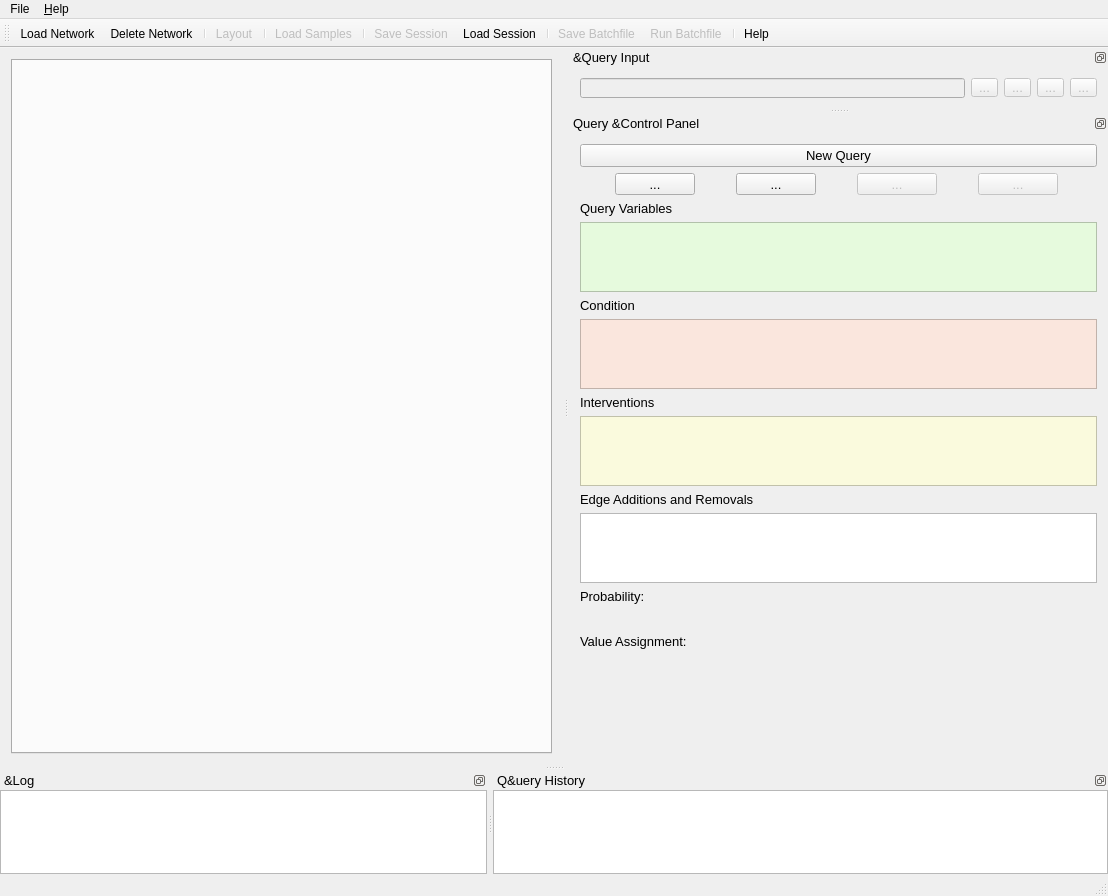
Old version of the form gui/mainwindow.ui in the repository unisb-bioinf/causaltrail.
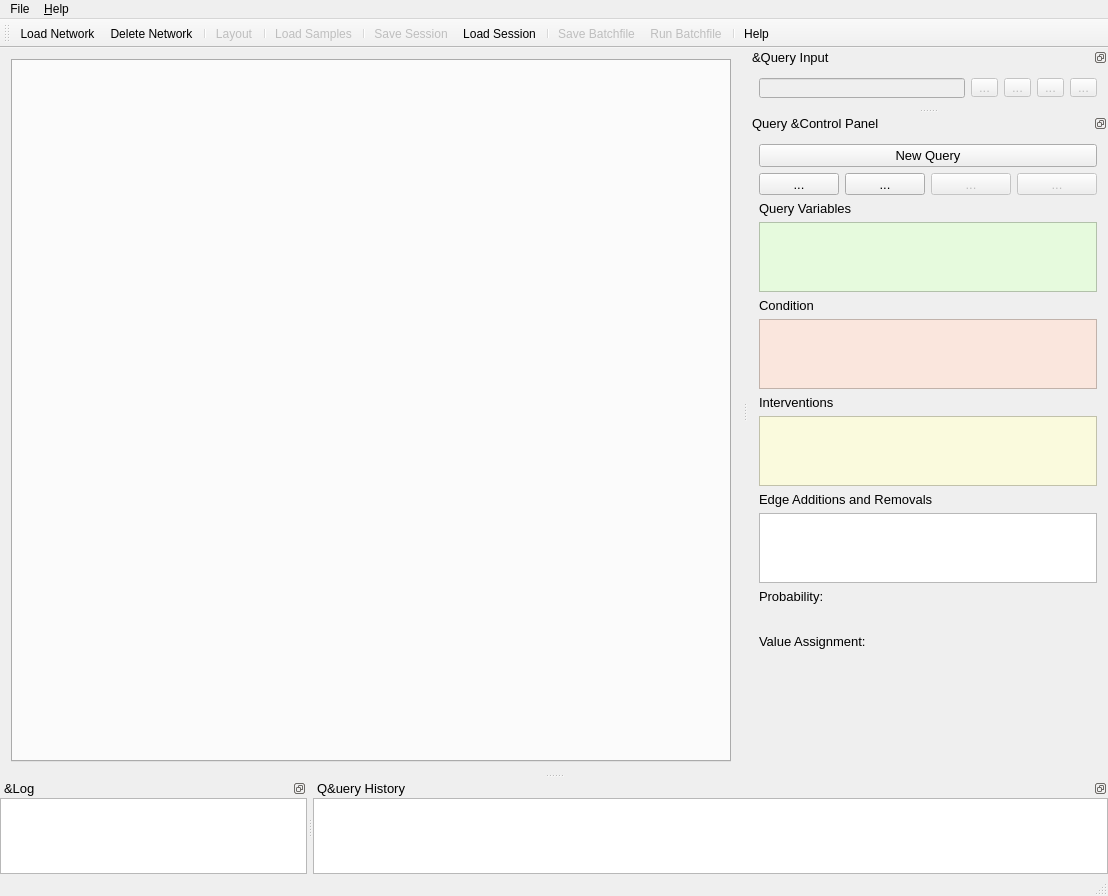
New version of the form. Icons and pictures are not drawn. Custom widgets are drawn as their Qt base class.

Commit message: Fixed gui problems on screens with resolution < Full HD

```diff
--- a/gui/mainwindow.ui
+++ b/gui/mainwindow.ui
@@ -137,8 +137,8 @@
    </property>
    <property name="minimumSize">
     <size>
-     <width>84</width>
-     <height>103</height>
+     <width>0</width>
+     <height>0</height>
     </size>
    </property>
    <property name="maximumSize">
@@ -245,8 +245,8 @@
    </property>
    <property name="minimumSize">
     <size>
-     <width>539</width>
-     <height>60</height>
+     <width>0</width>
+     <height>0</height>
     </size>
    </property>
    <property name="maximumSize">
@@ -382,8 +382,8 @@
    </property>
    <property name="minimumSize">
     <size>
-     <width>358</width>
-     <height>637</height>
+     <width>0</width>
+     <height>0</height>
     </size>
    </property>
    <property name="font">
@@ -766,6 +766,12 @@
      <verstretch>0</verstretch>
     </sizepolicy>
    </property>
+   <property name="minimumSize">
+    <size>
+     <width>0</width>
+     <height>0</height>
+    </size>
+   </property>
    <property name="font">
     <font>
      <pointsize>10</pointsize>
```
